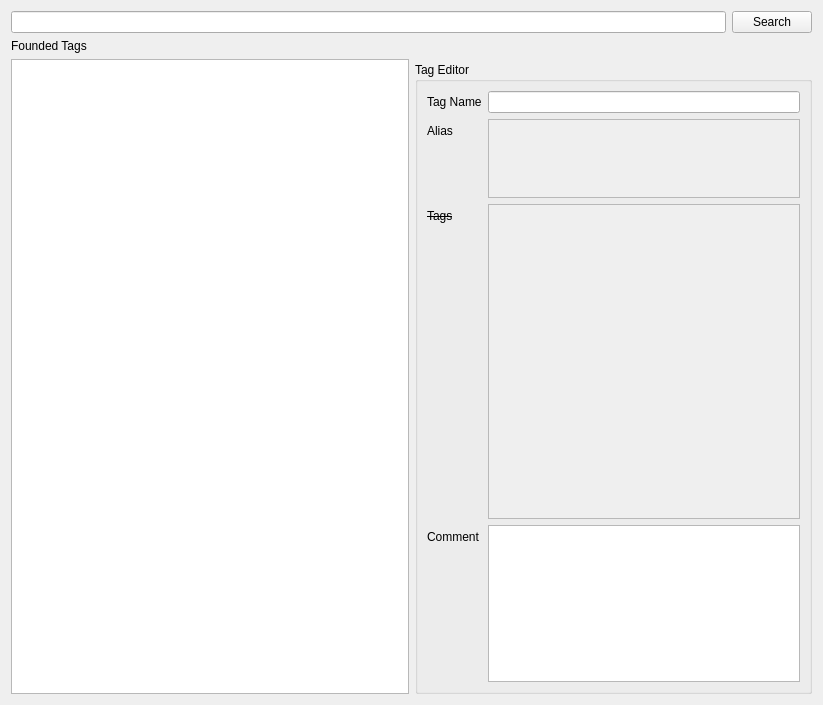
xinyazhang/oldstuff-moonstone, file src/gui/tag.ui: the form before one commit.
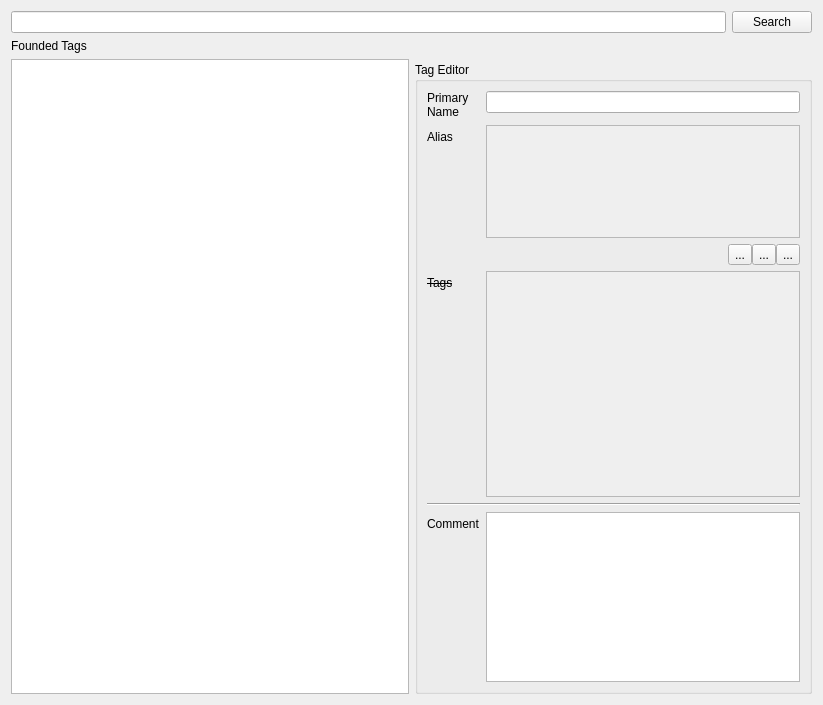
The form after the commit. Icons and pictures are not drawn.

Commit message: add new function: tag-tag relation, compile passed but untested. using template class distinctlist_t instead of taglist_t. taglist_t is a typedef of template class now. remove TagEditContext.cpp from project(vcxproj), next step: remove from svn db. add a HOWTOs file as document, remind me of the way to change the system.

Patch:
```diff
--- a/src/gui/tag.ui
+++ b/src/gui/tag.ui
@@ -71,7 +71,8 @@
           <item row="0" column="0">
            <widget class="QLabel" name="label_3">
             <property name="text">
-             <string>Tag Name</string>
+             <string>Primary
+Name</string>
             </property>
            </widget>
           </item>
@@ -93,7 +94,7 @@
             <property name="sizePolicy">
              <sizepolicy hsizetype="Minimum" vsizetype="Minimum">
               <horstretch>0</horstretch>
-              <verstretch>1</verstretch>
+              <verstretch>2</verstretch>
              </sizepolicy>
             </property>
             <property name="minimumSize">
@@ -107,7 +108,7 @@
             </property>
            </widget>
           </item>
-          <item row="2" column="0">
+          <item row="3" column="0">
            <widget class="QLabel" name="label_6">
             <property name="text">
              <string>&lt;s&gt;Tags&lt;/s&gt;</string>
@@ -117,7 +118,7 @@
             </property>
            </widget>
           </item>
-          <item row="2" column="1">
+          <item row="3" column="1">
            <widget class="QListView" name="tags">
             <property name="enabled">
              <bool>false</bool>
@@ -139,23 +140,104 @@
             </property>
            </widget>
           </item>
-          <item row="3" column="0">
+          <item row="5" column="0">
            <widget class="QLabel" name="label_5">
             <property name="text">
              <string>Comment</string>
             </property>
            </widget>
           </item>
-          <item row="3" column="1">
+          <item row="5" column="1">
            <widget class="QTextEdit" name="comment">
             <property name="sizePolicy">
              <sizepolicy hsizetype="Expanding" vsizetype="Expanding">
               <horstretch>0</horstretch>
-              <verstretch>2</verstretch>
+              <verstretch>3</verstretch>
              </sizepolicy>
             </property>
            </widget>
           </item>
+          <item row="2" column="1">
+           <widget class="QWidget" name="widget" native="true">
+            <layout class="QHBoxLayout" name="horizontalLayout_2">
+             <property name="spacing">
+              <number>0</number>
+             </property>
+             <property name="margin">
+              <number>0</number>
+             </property>
+             <item>
+              <spacer name="horizontalSpacer">
+               <property name="orientation">
+                <enum>Qt::Horizontal</enum>
+               </property>
+               <property name="sizeHint" stdset="0">
+                <size>
+                 <width>40</width>
+                 <height>20</height>
+                </size>
+               </property>
+              </spacer>
+             </item>
+             <item>
+              <widget class="QToolButton" name="add_alias">
+               <property name="toolTip">
+                <string>Add alias.
+After you commit changes, the alias would become a tag.</string>
+               </property>
+               <property name="text">
+                <string>...</string>
+               </property>
+               <property name="icon">
+                <iconset resource="uiresource.qrc">
+                 <normaloff>:/root/icos/list-add-2.png</normaloff>:/root/icos/list-add-2.png</iconset>
+               </property>
+              </widget>
+             </item>
+             <item>
+              <widget class="QToolButton" name="remove_alias">
+               <property name="toolTip">
+                <string>Remove an alias.</string>
+               </property>
+               <property name="text">
+                <string>...</string>
+               </property>
+               <property name="icon">
+                <iconset resource="uiresource.qrc">
+                 <normaloff>:/root/icos/list-remove-3.png</normaloff>:/root/icos/list-remove-3.png</iconset>
+               </property>
+              </widget>
+             </item>
+             <item>
+              <widget class="QToolButton" name="toolButton">
+               <property name="toolTip">
+                <string>Teardown: remove alias but keeps the tag.</string>
+               </property>
+               <property name="text">
+                <string>...</string>
+               </property>
+               <property name="icon">
+                <iconset resource="uiresource.qrc">
+                 <normaloff>:/root/icos/list-tear-2.png</normaloff>:/root/icos/list-tear-2.png</iconset>
+               </property>
+              </widget>
+             </item>
+            </layout>
+           </widget>
+          </item>
+          <item row="4" column="0" colspan="2">
+           <widget class="Line" name="line">
+            <property name="sizePolicy">
+             <sizepolicy hsizetype="Minimum" vsizetype="Fixed">
+              <horstretch>2</horstretch>
+              <verstretch>0</verstretch>
+             </sizepolicy>
+            </property>
+            <property name="orientation">
+             <enum>Qt::Horizontal</enum>
+            </property>
+           </widget>
+          </item>
          </layout>
         </widget>
        </item>
```
Left out of the diff: 55 changed lines with no effect on the pictures. The commit also changes 42 other files.
